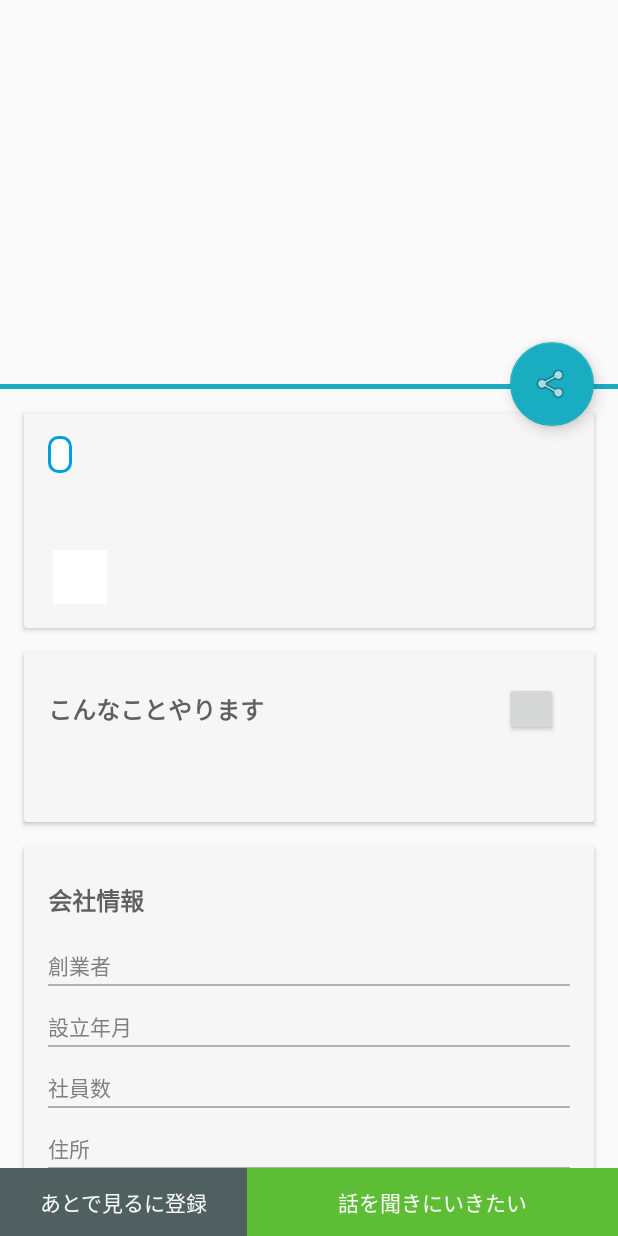
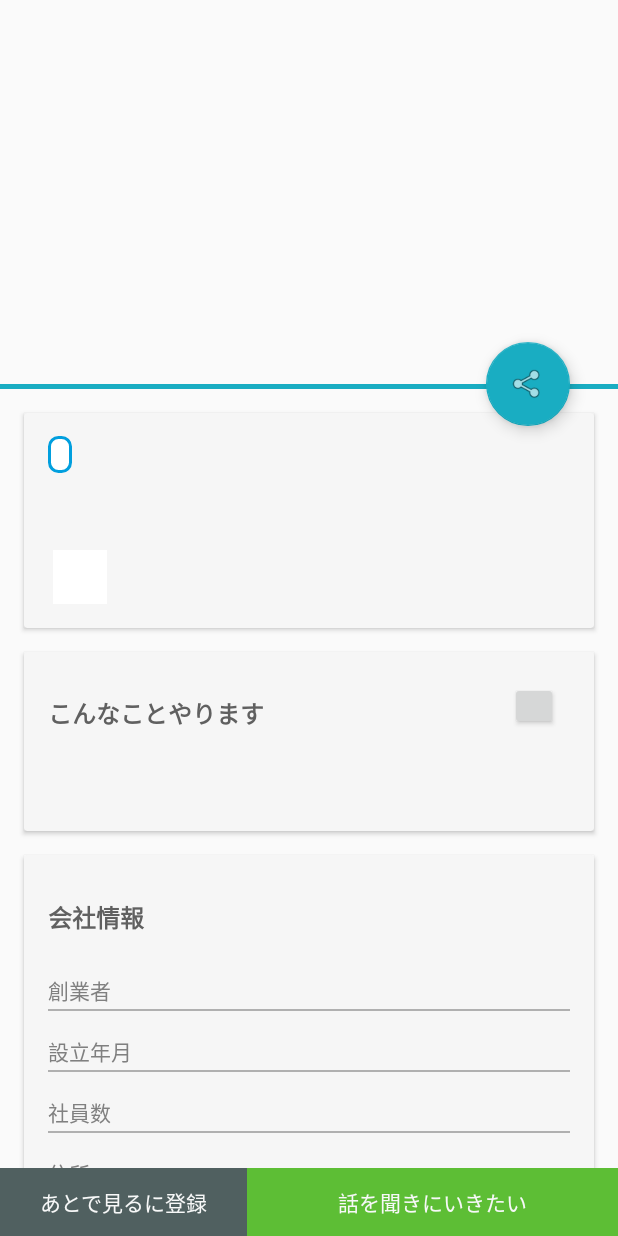
Before and after one commit to mzkii/WantedlyVisit, an Android app: the layout activity_detail.xml on its own in the app's theme, with its tools: preview values and no code run, on a phone screen of 412 x 824 dp. Run offline under Robolectric (Android 15) with nearby library versions, the phone set to English and light mode, and no system bars; plain views replace RoundedImageView, ShineButton.

Commit message:
詳細画面のレイアウトを修正した

```diff
--- a/app/src/main/res/layout/activity_detail.xml
+++ b/app/src/main/res/layout/activity_detail.xml
@@ -202,6 +202,7 @@
                                 android:layout_height="match_parent"
                                 android:layout_weight="1"
                                 android:gravity="center_vertical"
+                                android:paddingTop="2dp"
                                 android:text="こんなことやります"
                                 android:textAppearance="@style/TextAppearance.AppCompat.Title"
                                 android:textColor="#606060"
@@ -218,9 +219,10 @@
 
                                 <com.sackcentury.shinebuttonlib.ShineButton
                                     android:id="@+id/liked"
-                                    android:layout_width="36dp"
-                                    android:layout_height="36dp"
+                                    android:layout_width="32dp"
+                                    android:layout_height="32dp"
                                     android:layout_centerInParent="true"
+                                    android:layout_marginBottom="8dp"
                                     android:src="@android:color/darker_gray"
                                     app:allow_random_color="false"
                                     app:big_shine_color="@color/colorPrimary"
@@ -244,7 +246,7 @@
                             android:id="@+id/detail_description"
                             android:layout_width="match_parent"
                             android:layout_height="wrap_content"
-                            android:paddingTop="14dp"
+                            android:paddingTop="16dp"
                             android:text="@{jobDetail.description}"
                             android:textColor="#808080"
                             android:textSize="14sp" />
@@ -270,6 +272,8 @@
                         <TextView
                             android:layout_width="match_parent"
                             android:layout_height="wrap_content"
+                            android:layout_marginBottom="5dp"
+                            android:layout_marginTop="5dp"
                             android:lines="2"
                             android:paddingBottom="2dp"
                             android:text="会社情報"
--- a/app/src/main/res/values/dimens.xml
+++ b/app/src/main/res/values/dimens.xml
@@ -4,7 +4,7 @@
     <dimen name="activity_horizontal_margin">16dp</dimen>
     <dimen name="activity_vertical_margin">16dp</dimen>
     <dimen name="app_bar_height">180dp</dimen>
-    <dimen name="fab_margin">16dp</dimen>
+    <dimen name="fab_margin">32dp</dimen>
     <dimen name="text_margin">16dp</dimen>
     <dimen name="list_item_article_thumbnail">48dp</dimen>
     <dimen name="list_item_artile_vertical_margin">4dp</dimen>
```
